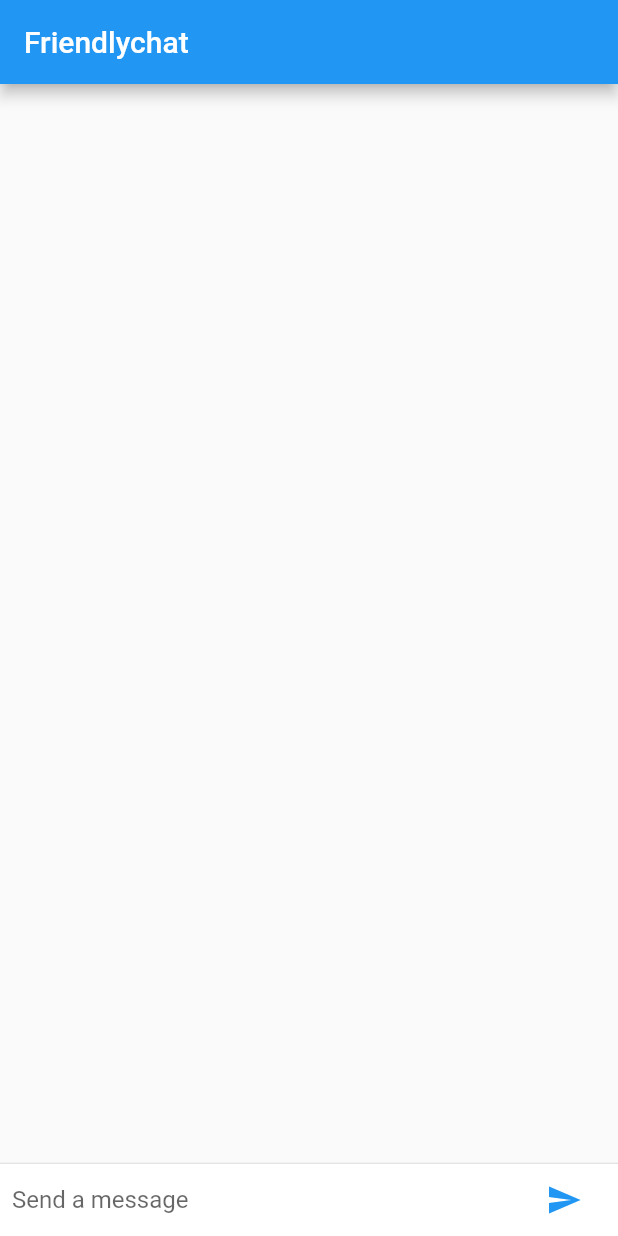
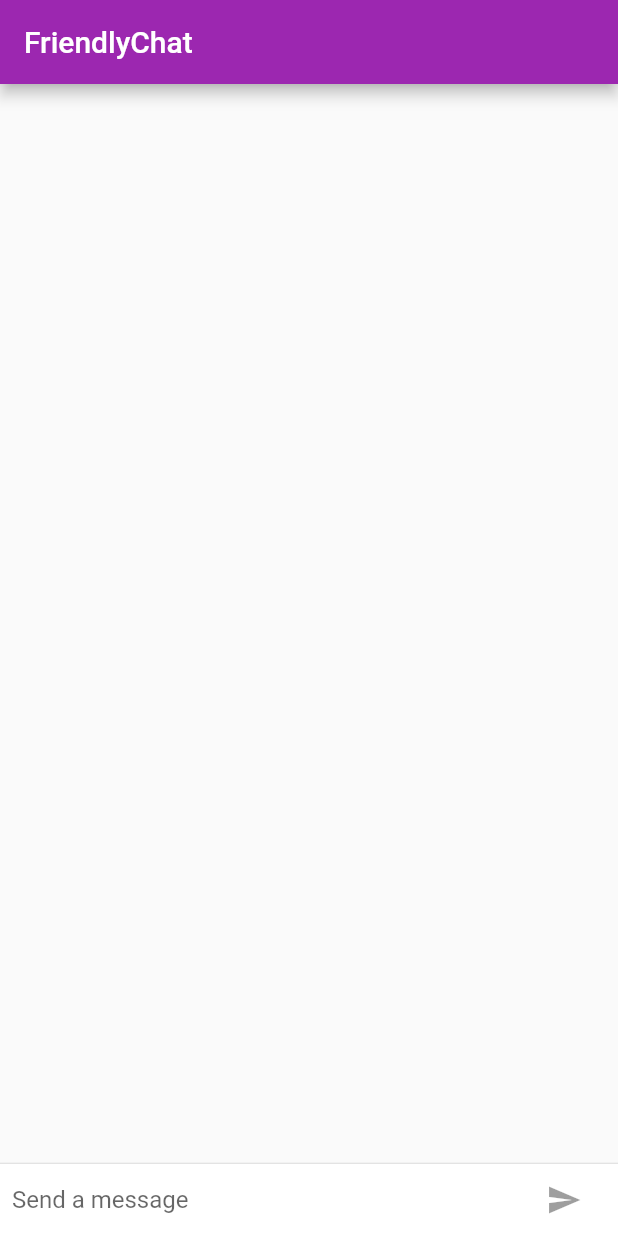
Before and after one commit to patelvishu05/FlutterProjects, a Flutter app: the screen it shows after launch, on a phone screen of 412 x 824 dp. Run offline on Flutter 3.47's test engine with Material 2 defaults, Android fonts, the phone set to English and light mode, and no system bars.

Commit message:
friendly chat app updates

```diff
--- a/flutter_app/lib/main.dart
+++ b/flutter_app/lib/main.dart
@@ -1,4 +1,21 @@
+// Copyright 2017, the Chromium project authors.  Please see the AUTHORS file
+// for details. All rights reserved. Use of this source code is governed by a
+// BSD-style license that can be found in the LICENSE file.
+
 import 'package:flutter/material.dart';
+import 'package:flutter/cupertino.dart';
+import 'package:flutter/foundation.dart';
+
+final ThemeData kIOSTheme = new ThemeData(
+  primarySwatch: Colors.orange,
+  primaryColor: Colors.grey[100],
+  primaryColorBrightness: Brightness.light,
+);
+
+final ThemeData kDefaultTheme = new ThemeData(
+  primarySwatch: Colors.purple,
+  accentColor: Colors.orangeAccent[400],
+);
 
 const String _name = "Vishal";
 
@@ -10,91 +27,27 @@ class FriendlychatApp extends StatelessWidget {
   @override
   Widget build(BuildContext context) {
     return new MaterialApp(
-      title: "Friendlychat",
+      title: "FriendlyChat",
+      theme: defaultTargetPlatform == TargetPlatform.iOS
+          ? kIOSTheme
+          : kDefaultTheme,
       home: new ChatScreen(),
     );
   }
 }
 
-class ChatScreen extends StatefulWidget {                     //modified
-  @override                                                        //new
-  State createState() => new ChatScreenState();                    //new
-}
-
-class ChatScreenState extends State<ChatScreen> {
-  final TextEditingController _textController = new TextEditingController();
-  final List<ChatMessage> _messages = <ChatMessage>[];
+@override
+class ChatMessage extends StatelessWidget {
+  ChatMessage({this.text, this.animationController});
+  final String text;
+  final AnimationController animationController;
 
   Widget build(BuildContext context) {
-    return new Scaffold(
-      appBar: new AppBar(title: new Text("Friendlychat")),
-      body: new Column(                                        //modified
-        children: <Widget>[                                         //new
-          new Flexible(                                             //new
-            child: new ListView.builder(                            //new
-              padding: new EdgeInsets.all(8.0),                     //new
-              reverse: true,                                        //new
-              itemBuilder: (_, int index) => _messages[index],      //new
-              itemCount: _messages.length,                          //new
-            ),                                                      //new
-          ),                                                        //new
-          new Divider(height: 1.0),                                 //new
-          new Container(                                            //new
-            decoration: new BoxDecoration(
-                color: Theme.of(context).cardColor),                  //new
-            child: _buildTextComposer(),                       //modified
-          ),                                                        //new
-        ],                                                          //new
-      ),                                                            //new
-    );
-  }
-
-  void _handleSubmitted(String text) {
-    _textController.clear();
-    ChatMessage message = new ChatMessage(                         //new
-      text: text,                                                  //new
-    );                                                             //new
-    setState(() {                                                  //new
-      _messages.insert(0, message);                                //new
-    });                                                            //new
-  }
-
-
-  Widget _buildTextComposer() {
-    return new IconTheme(                                            //new
-      data: new IconThemeData(color: Theme.of(context).accentColor), //new
-      child: new Container(                                     //modified
-        margin: const EdgeInsets.symmetric(horizontal: 8.0),
-        child: new Row(
-          children: <Widget>[
-            new Flexible(
-              child: new TextField(
-                controller: _textController,
-                onSubmitted: _handleSubmitted,
-                decoration: new InputDecoration.collapsed(
-                    hintText: "Send a message"),
-              ),
-            ),
-            new Container(
-              margin: new EdgeInsets.symmetric(horizontal: 4.0),
-              child: new IconButton(
-                  icon: new Icon(Icons.send),
-                  onPressed: () => _handleSubmitted(_textController.text)),
-            ),
-          ],
-        ),
-      ),                                                             //new
-    );
-  }
-
-}
-
-class ChatMessage extends StatelessWidget {
-  ChatMessage({this.text});
-  final String text;
-  @override
-  Widget build(BuildContext context) {
-    return new Container(
+    return new SizeTransition(
+      sizeFactor: new CurvedAnimation(
+          parent: animationController, curve: Curves.easeOut),
+      axisAlignment: 0.0,
+      child: new Container(
         margin: const EdgeInsets.symmetric(vertical: 10.0),
         child: new Row(
           crossAxisAlignment: CrossAxisAlignment.start,
@@ -103,7 +56,8 @@ class ChatMessage extends StatelessWidget {
               margin: const EdgeInsets.only(right: 16.0),
               child: new CircleAvatar(child: new Text(_name[0])),
             ),
-          new Column(
+            new Expanded(
+              child: new Column(
                 crossAxisAlignment: CrossAxisAlignment.start,
                 children: <Widget>[
                   new Text(_name, style: Theme.of(context).textTheme.subhead),
@@ -113,8 +67,115 @@ class ChatMessage extends StatelessWidget {
                   ),
                 ],
               ),
+            ),
           ],
+        ),
       ),
     );
   }
 }
+
+class ChatScreen extends StatefulWidget {
+  @override
+  State createState() => new ChatScreenState();
+}
+
+class ChatScreenState extends State<ChatScreen> with TickerProviderStateMixin {
+  final List<ChatMessage> _messages = <ChatMessage>[];
+  final TextEditingController _textController = new TextEditingController();
+  bool _isComposing = false;
+
+  @override
+  Widget build(BuildContext context) {
+    return new Scaffold(
+        appBar: new AppBar(
+          title: new Text("FriendlyChat"),
+          elevation: Theme.of(context).platform == TargetPlatform.iOS ? 0.0 : 4.0,
+        ),
+        body: new Column(children: <Widget>[
+          new Flexible(
+              child: new ListView.builder(
+                padding: new EdgeInsets.all(8.0),
+                reverse: true,
+                itemBuilder: (_, int index) => _messages[index],
+                itemCount: _messages.length,
+              )),
+          new Divider(height: 1.0),
+          new Container(
+            decoration:
+            new BoxDecoration(color: Theme.of(context).cardColor),
+            child: _buildTextComposer(),
+          ),
+        ]));
+  }
+
+  Widget _buildTextComposer() {
+    return new IconTheme(
+      data: new IconThemeData(color: Theme.of(context).accentColor),
+      child: new Container(
+          margin: const EdgeInsets.symmetric(horizontal: 8.0),
+          child: new Row(children: <Widget>[
+            new Flexible(
+              child: new TextField(
+                controller: _textController,
+                onChanged: (String text) {
+                  setState(() {
+                    _isComposing = text.length > 0;
+                  });
+                },
+                onSubmitted: _isComposing
+                    ?_handleSubmitted
+                    :null,
+                decoration:
+                new InputDecoration.collapsed(hintText: "Send a message"),
+              ),
+            ),
+            new Container(
+                margin: new EdgeInsets.symmetric(horizontal: 4.0),
+                child: Theme.of(context).platform == TargetPlatform.iOS
+                    ? new CupertinoButton(
+                  child: new Text("Send"),
+                  onPressed: _isComposing
+                      ? () => _handleSubmitted(_textController.text)
+                      : null,
+                )
+                    : new IconButton(
+                  icon: new Icon(Icons.send),
+                  onPressed: _isComposing
+                      ? () => _handleSubmitted(_textController.text)
+                      : null,
+                )),
+          ]),
+          decoration: Theme.of(context).platform == TargetPlatform.iOS
+              ? new BoxDecoration(
+              border:
+              new Border(top: new BorderSide(color: Colors.grey[200])))
+              : null),
+    );
+  }
+
+  void _handleSubmitted(String text) {
+    _textController.clear();
+    setState(() {
+      _isComposing = false;
+    });
+    ChatMessage message = new ChatMessage(
+      text: text,
+      animationController: new AnimationController(
+        duration: new Duration(milliseconds: 700),
+        vsync: this,
+      ),
+    );
+    setState(() {
+      _messages.insert(0, message);
+    });
+    message.animationController.forward();
+  }
+
+  @override
+  void dispose() {
+    for (ChatMessage message in _messages)
+      message.animationController.dispose();
+    super.dispose();
+  }
+}
```
Lines whose indentation alone changed are shown as unchanged.
